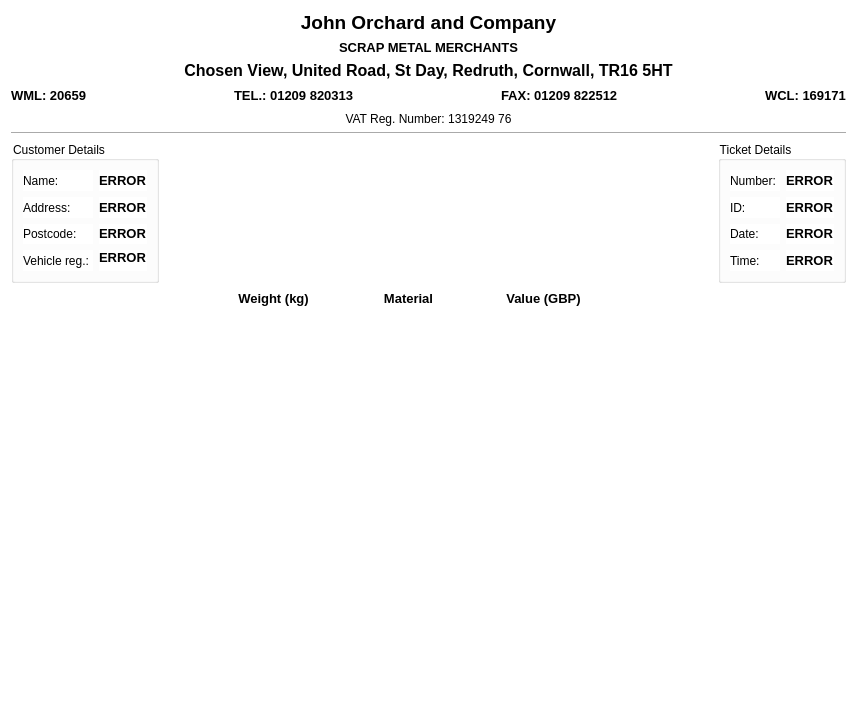
yimenhfeifei/josm-invoice, file main_program/gui_interface_designs/ticket_review_dialog_design.ui: the form before one commit.
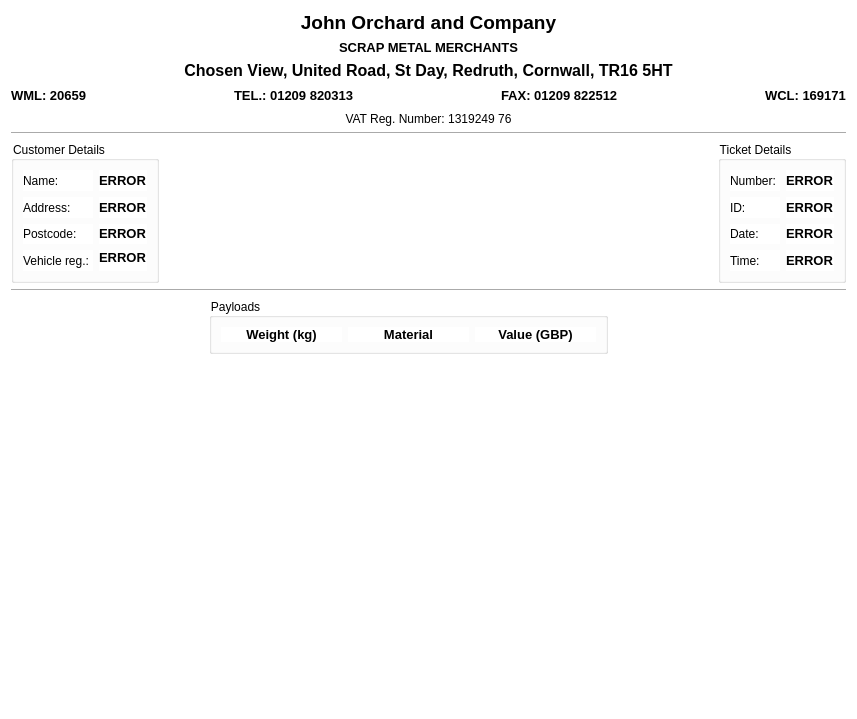
The form after the commit.

The edit to the form file:
```diff
--- a/main_program/gui_interface_designs/ticket_review_dialog_design.ui
+++ b/main_program/gui_interface_designs/ticket_review_dialog_design.ui
@@ -7,7 +7,7 @@
     <x>0</x>
     <y>0</y>
     <width>857</width>
-    <height>710</height>
+    <height>719</height>
    </rect>
   </property>
   <property name="sizePolicy">
@@ -401,8 +401,15 @@
     </layout>
    </item>
    <item>
-    <layout class="QGridLayout" name="payloadLayout">
-     <item row="0" column="0">
+    <widget class="Line" name="line_2">
+     <property name="orientation">
+      <enum>Qt::Horizontal</enum>
+     </property>
+    </widget>
+   </item>
+   <item>
+    <layout class="QHBoxLayout" name="horizontalLayout_5">
+     <item>
       <spacer name="horizontalSpacer_5">
        <property name="orientation">
         <enum>Qt::Horizontal</enum>
@@ -418,7 +425,15 @@
        </property>
       </spacer>
      </item>
-     <item row="0" column="1">
+     <item>
+      <widget class="QGroupBox" name="groupBox_3">
+       <property name="title">
+        <string>Payloads</string>
+       </property>
+       <layout class="QVBoxLayout" name="verticalLayout_5">
+        <item>
+         <layout class="QGridLayout" name="payloadLayout">
+          <item row="0" column="0">
       <widget class="QLabel" name="label_7">
        <property name="sizePolicy">
         <sizepolicy hsizetype="Preferred" vsizetype="Preferred">
@@ -441,7 +456,7 @@
        </property>
       </widget>
      </item>
-     <item row="0" column="2">
+          <item row="0" column="1">
       <widget class="QLabel" name="label_10">
        <property name="sizePolicy">
         <sizepolicy hsizetype="Preferred" vsizetype="Preferred">
@@ -461,7 +476,7 @@
        </property>
       </widget>
      </item>
-     <item row="0" column="3">
+          <item row="0" column="2">
       <widget class="QLabel" name="label_12">
        <property name="sizePolicy">
         <sizepolicy hsizetype="Preferred" vsizetype="Preferred">
@@ -481,7 +496,12 @@
        </property>
       </widget>
      </item>
-     <item row="0" column="4">
+         </layout>
+        </item>
+       </layout>
+      </widget>
+     </item>
+     <item>
       <spacer name="horizontalSpacer_6">
        <property name="orientation">
         <enum>Qt::Horizontal</enum>
```
Left out of the diff: 2 changed lines with no effect on the pictures. Lines whose indentation alone changed are shown as unchanged.
